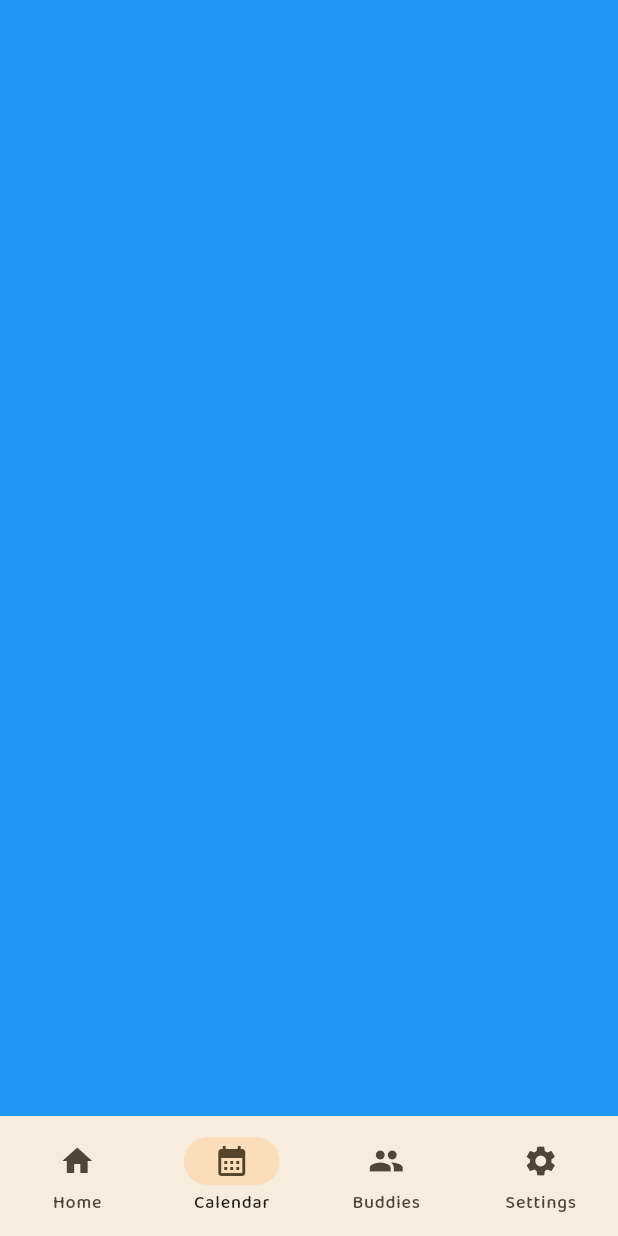
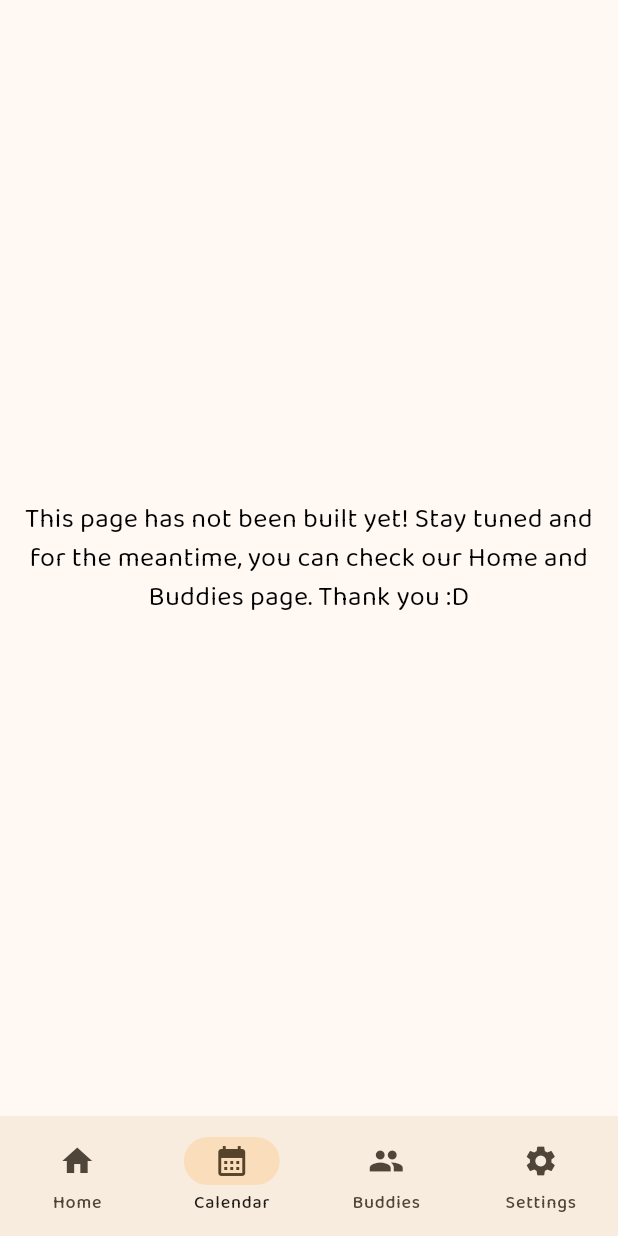
Before and after one commit to ayukrisn/tugas_progmob_1, a Flutter app: the screen it shows after launch, item 2 of the bottom bar chosen, on a phone screen of 412 x 824 dp. Run offline on Flutter 3.47's test engine with Material 3 defaults, Android fonts, the light colour scheme and no system bars; our stand-ins replace get, google_fonts, intl_phone_field, reorderables.

Commit message:
yeay it's done (not really but let's say so!)

```diff
--- a/lib/nav_menu.dart
+++ b/lib/nav_menu.dart
@@ -15,10 +15,12 @@ class NavBar extends StatelessWidget {
           height: 80,
           elevation: 0,
           selectedIndex: controller.selectedIndex.value,
-          onDestinationSelected: (index) => controller.selectedIndex.value = index,
+          onDestinationSelected: (index) =>
+              controller.selectedIndex.value = index,
           destinations: const [
             NavigationDestination(icon: Icon(Icons.home), label: 'Home'),
-            NavigationDestination(icon: Icon(Icons.calendar_month), label: 'Calendar'),
+            NavigationDestination(
+                icon: Icon(Icons.calendar_month), label: 'Calendar'),
             NavigationDestination(icon: Icon(Icons.group), label: 'Buddies'),
             NavigationDestination(icon: Icon(Icons.settings), label: 'Settings')
           ],
@@ -34,8 +36,32 @@ class NavigationController extends GetxController {
 
   final screens = [
     HomePage(),
-    Container(color: Colors.blue),
+    Center(
+      child: Container(
+        padding: EdgeInsets.all(16),
+        child: const Text(
+          "This page has not been built yet! Stay tuned and for the meantime, you can check our Home and Buddies page. Thank you :D",
+          textAlign: TextAlign.center,
+          style: TextStyle(
+            color: Colors.black,
+            fontSize: 18,
+          ),
+        ),
+      ),
+    ),
     BuddiesPage(),
-    Container(color: Colors.black),
+    Center(
+      child: Container(
+        padding: EdgeInsets.all(16),
+        child: const Text(
+          "This page has not been built yet! Stay tuned and for the meantime, you can check our Home and Buddies page. Thank you :D",
+          textAlign: TextAlign.center,
+          style: TextStyle(
+            color: Colors.black,
+            fontSize: 18,
+          ),
+        ),
+      ),
+    ),
   ];
 }
```
